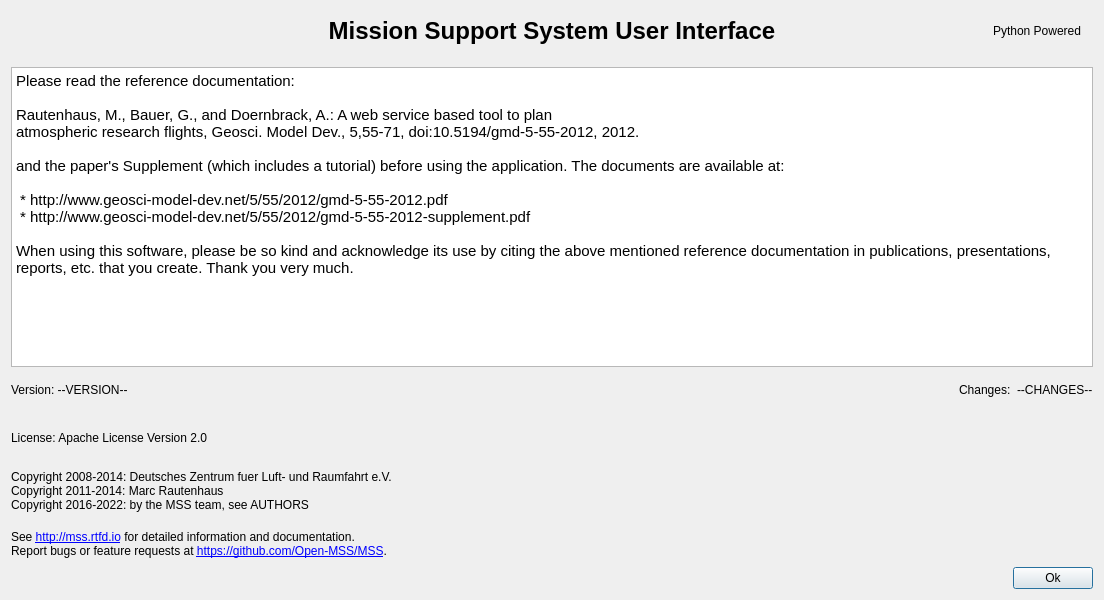
The window that mslib/msui/ui/ui_about_dialog.ui (Open-MSS/MSS) describes before a commit, drawn with Qt 5.
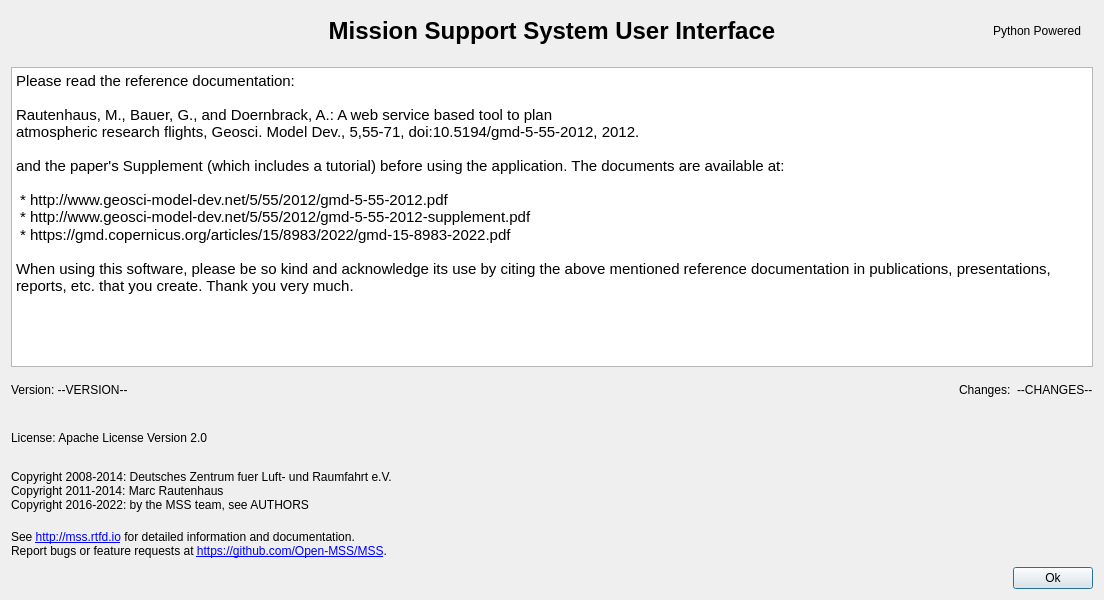
The same window after the commit.

Patch:
```diff
--- a/mslib/msui/ui/ui_about_dialog.ui
+++ b/mslib/msui/ui/ui_about_dialog.ui
@@ -140,7 +140,8 @@
 &lt;html&gt;&lt;head&gt;&lt;meta name=&quot;qrichtext&quot; content=&quot;1&quot; /&gt;&lt;style type=&quot;text/css&quot;&gt;
 p, li { white-space: pre-wrap; }
 &lt;/style&gt;&lt;/head&gt;&lt;body style=&quot; font-family:'Ubuntu'; font-size:11pt; font-weight:400; font-style:normal;&quot;&gt;
-&lt;p style=&quot; margin-top:12px; margin-bottom:12px; margin-left:0px; margin-right:0px; -qt-block-indent:0; text-indent:0px;&quot;&gt;&lt;span style=&quot; font-family:'DejaVu Sans Mono'; color:#000000; background-color:#ffffff;&quot;&gt;Please read the reference documentation:&lt;/span&gt;&lt;span style=&quot; font-family:'DejaVu Sans Mono'; color:#000000;&quot;&gt;&lt;br /&gt;&lt;br /&gt;Rautenhaus, M., Bauer, G., and Doernbrack, A.: A web service based tool to plan&lt;br /&gt;atmospheric research flights, Geosci. Model Dev., 5,55-71, doi:10.5194/gmd-5-55-2012, 2012.&lt;br /&gt;&lt;br /&gt;and the paper's Supplement (which includes a tutorial) before using the application. The documents are available at:&lt;br /&gt;&lt;br /&gt; * &lt;/span&gt;&lt;span style=&quot; font-family:'DejaVu Sans Mono'; color:#000000; background-color:#ffffff;&quot;&gt;http://www.geosci-model-dev.net/5/55/2012/gmd-5-55-2012.pdf&lt;/span&gt;&lt;span style=&quot; font-family:'DejaVu Sans Mono'; color:#000000;&quot;&gt;&lt;br /&gt; * http://www.geosci-model-dev.net/5/55/2012/gmd-5-55-2012-supplement.pdf&lt;br /&gt;&lt;br /&gt;When using this software, please be so kind and acknowledge its use by citing the above mentioned reference documentation in publications, presentations, reports, etc. that you create. Thank you very much.&lt;br /&gt;&lt;br /&gt;&lt;/span&gt;&lt;/p&gt;&lt;/body&gt;&lt;/html&gt;</string>
+&lt;p style=&quot; margin-top:0px; margin-bottom:0px; margin-left:0px; margin-right:0px; -qt-block-indent:0; text-indent:0px;&quot;&gt;&lt;span style=&quot; font-family:'DejaVu Sans Mono'; color:#000000; background-color:#ffffff;&quot;&gt;Please read the reference documentation:&lt;/span&gt;&lt;span style=&quot; font-family:'DejaVu Sans Mono'; color:#000000;&quot;&gt;&lt;br /&gt;&lt;br /&gt;Rautenhaus, M., Bauer, G., and Doernbrack, A.: A web service based tool to plan&lt;br /&gt;atmospheric research flights, Geosci. Model Dev., 5,55-71, doi:10.5194/gmd-5-55-2012, 2012.&lt;br /&gt;&lt;br /&gt;and the paper's Supplement (which includes a tutorial) before using the application. The documents are available at:&lt;br /&gt;&lt;br /&gt; * &lt;/span&gt;&lt;span style=&quot; font-family:'DejaVu Sans Mono'; color:#000000; background-color:#ffffff;&quot;&gt;http://www.geosci-model-dev.net/5/55/2012/gmd-5-55-2012.pdf&lt;/span&gt;&lt;span style=&quot; font-family:'DejaVu Sans Mono'; color:#000000;&quot;&gt;&lt;br /&gt; * http://www.geosci-model-dev.net/5/55/2012/gmd-5-55-2012-supplement.pdf&lt;/span&gt;&lt;/p&gt;
+&lt;p style=&quot; margin-top:0px; margin-bottom:0px; margin-left:0px; margin-right:0px; -qt-block-indent:0; text-indent:0px;&quot;&gt;&lt;span style=&quot; font-family:'DejaVu Sans Mono'; color:#000000;&quot;&gt; * https://gmd.copernicus.org/articles/15/8983/2022/gmd-15-8983-2022.pdf&lt;br /&gt;&lt;br /&gt;When using this software, please be so kind and acknowledge its use by citing the above mentioned reference documentation in publications, presentations, reports, etc. that you create. Thank you very much.&lt;br /&gt;&lt;br /&gt;&lt;/span&gt;&lt;/p&gt;&lt;/body&gt;&lt;/html&gt;</string>
        </property>
       </widget>
      </item>
```
